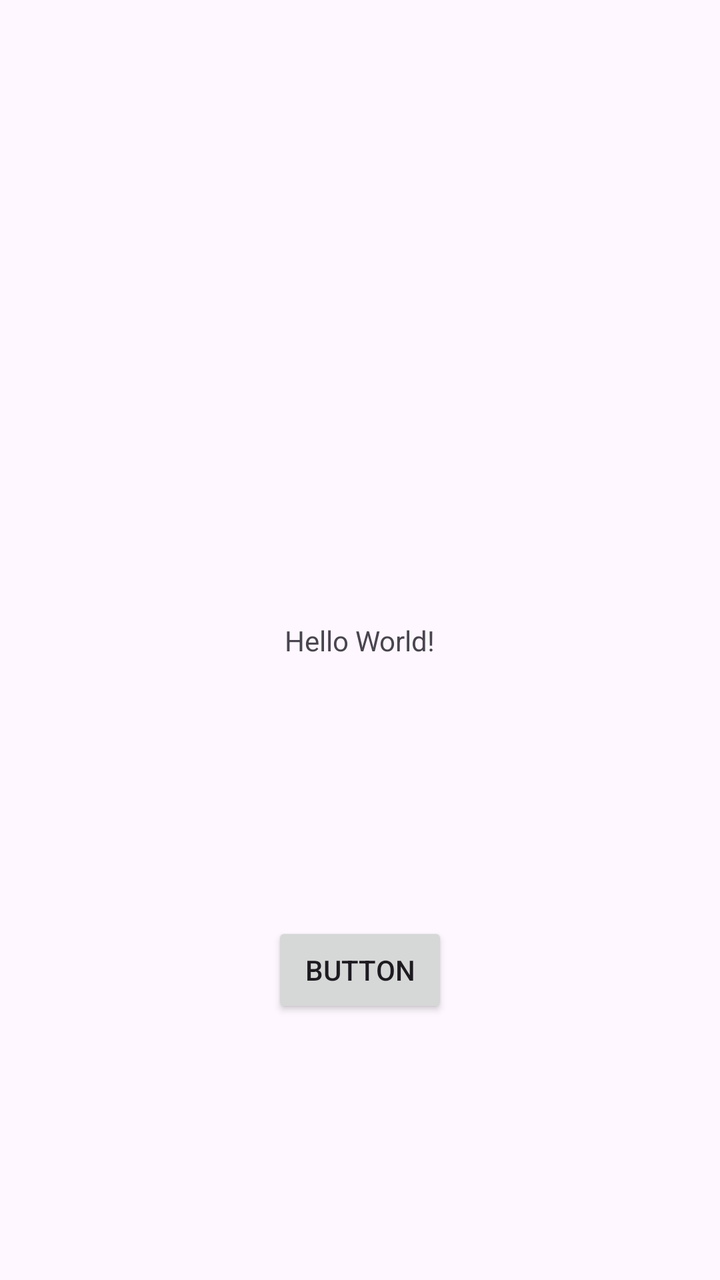
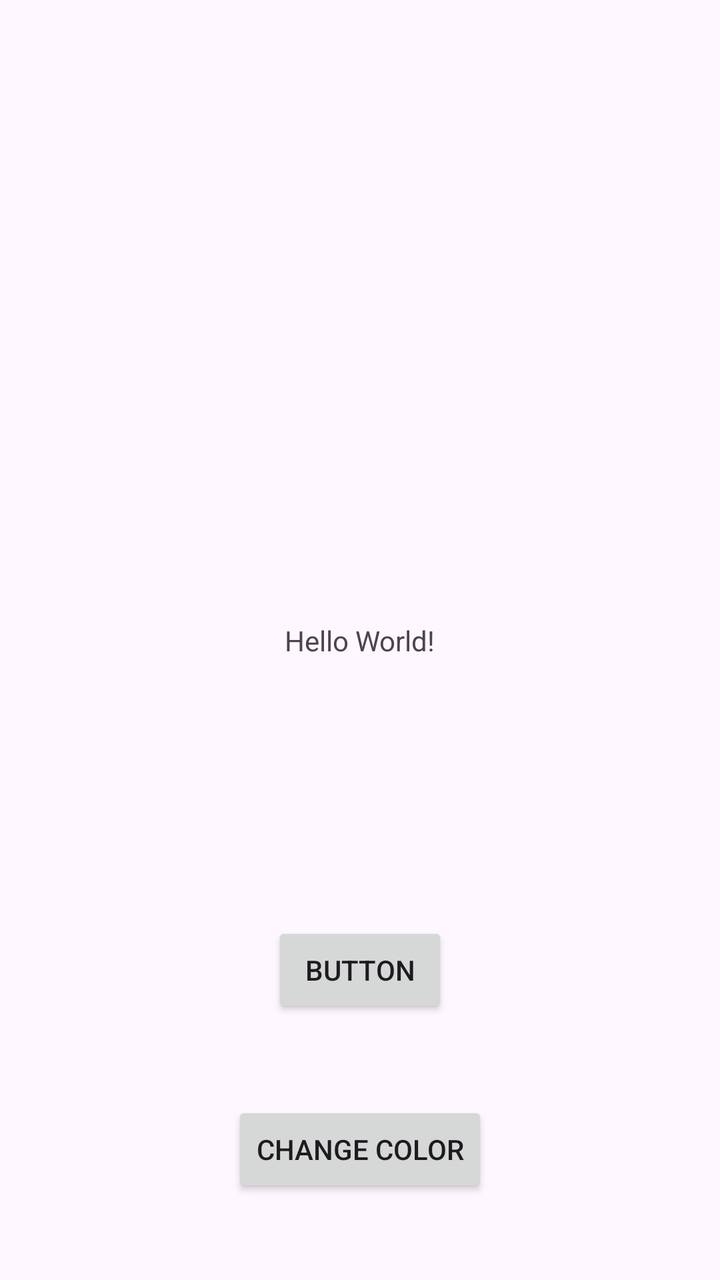

An Android layout rendered at two revisions. The XML below is the earlier revision; the diff shows what the commit changed to produce the second picture.
<!-- AndroidManifest.xml: application theme Theme.YG_Lab01 -->
<!-- res/layout/activity_main.xml -->
<?xml version="1.0" encoding="utf-8"?>
<androidx.constraintlayout.widget.ConstraintLayout xmlns:android="http://schemas.android.com/apk/res/android"
    xmlns:app="http://schemas.android.com/apk/res-auto"
    xmlns:tools="http://schemas.android.com/tools"
    android:id="@+id/main"
    android:layout_width="match_parent"
    android:layout_height="match_parent"
    tools:context=".MainActivity">

    <TextView
        android:id="@+id/tvMain"
        android:layout_width="wrap_content"
        android:layout_height="wrap_content"
        android:text="Hello World!"
        app:layout_constraintBottom_toBottomOf="parent"
        app:layout_constraintEnd_toEndOf="parent"
        app:layout_constraintStart_toStartOf="parent"
        app:layout_constraintTop_toTopOf="parent" />

    <Button
        android:id="@+id/btnChangeText"
        android:layout_width="wrap_content"
        android:layout_height="wrap_content"
        android:text="Button"
        android:onClick="onClick"
        app:layout_constraintBottom_toBottomOf="parent"
        app:layout_constraintEnd_toEndOf="parent"
        app:layout_constraintStart_toStartOf="parent"
        app:layout_constraintTop_toBottomOf="@+id/tvMain" />

</androidx.constraintlayout.widget.ConstraintLayout>
<!-- resources referenced by this layout -->
<resources>
  <style name="Theme.YG_Lab01" parent="Base.Theme.YG_Lab01" />
  <style name="Base.Theme.YG_Lab01" parent="Theme.Material3.DayNight.NoActionBar">
          
          
      </style>
</resources>

<!-- the commit's change to res/layout/activity_main.xml (unified diff, before → after) -->
@@ -28,4 +28,15 @@
         app:layout_constraintStart_toStartOf="parent"
         app:layout_constraintTop_toBottomOf="@+id/tvMain" />
 
+    <Button
+        android:id="@+id/btnChangeTextColor"
+        android:layout_width="wrap_content"
+        android:layout_height="wrap_content"
+        android:text="Change Color"
+        android:onClick="onChangeColorClick"
+        app:layout_constraintBottom_toBottomOf="parent"
+        app:layout_constraintEnd_toEndOf="parent"
+        app:layout_constraintStart_toStartOf="parent"
+        app:layout_constraintTop_toBottomOf="@+id/btnChangeText" />
+
 </androidx.constraintlayout.widget.ConstraintLayout>
